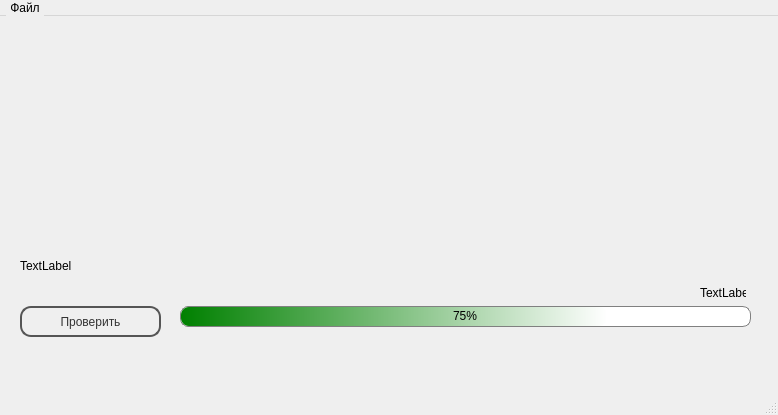
First picture: the form in source/mainform.ui, repository Dasister/Games-Autoupdater, before the edit.
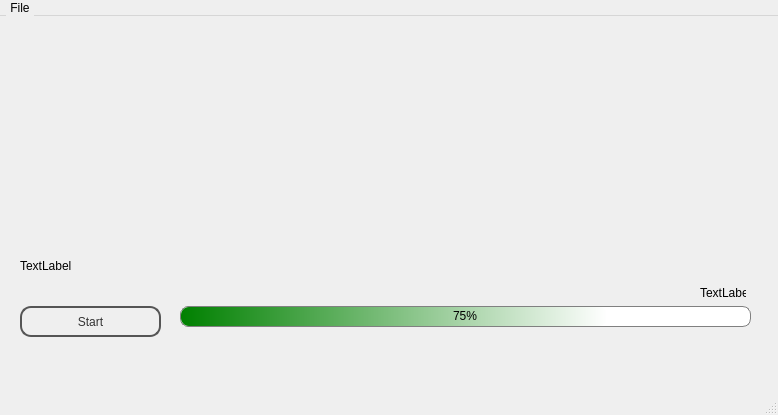
Second picture: the form after the edit. Icons and pictures are not drawn.

The edit to the form file:
```diff
--- a/source/mainform.ui
+++ b/source/mainform.ui
@@ -80,7 +80,7 @@
 }</string>
     </property>
     <property name="text">
-     <string>Проверить</string>
+     <string>Start</string>
     </property>
    </widget>
    <widget class="QLabel" name="label">
@@ -197,7 +197,7 @@
      <x>0</x>
      <y>0</y>
      <width>778</width>
-     <height>21</height>
+     <height>16</height>
     </rect>
    </property>
    <property name="styleSheet">
@@ -239,7 +239,7 @@
      <bool>true</bool>
     </property>
     <property name="title">
-     <string>Файл</string>
+     <string>File</string>
     </property>
     <addaction name="action"/>
    </widget>
```
Left out of the diff: 4 changed lines with no effect on the pictures.
